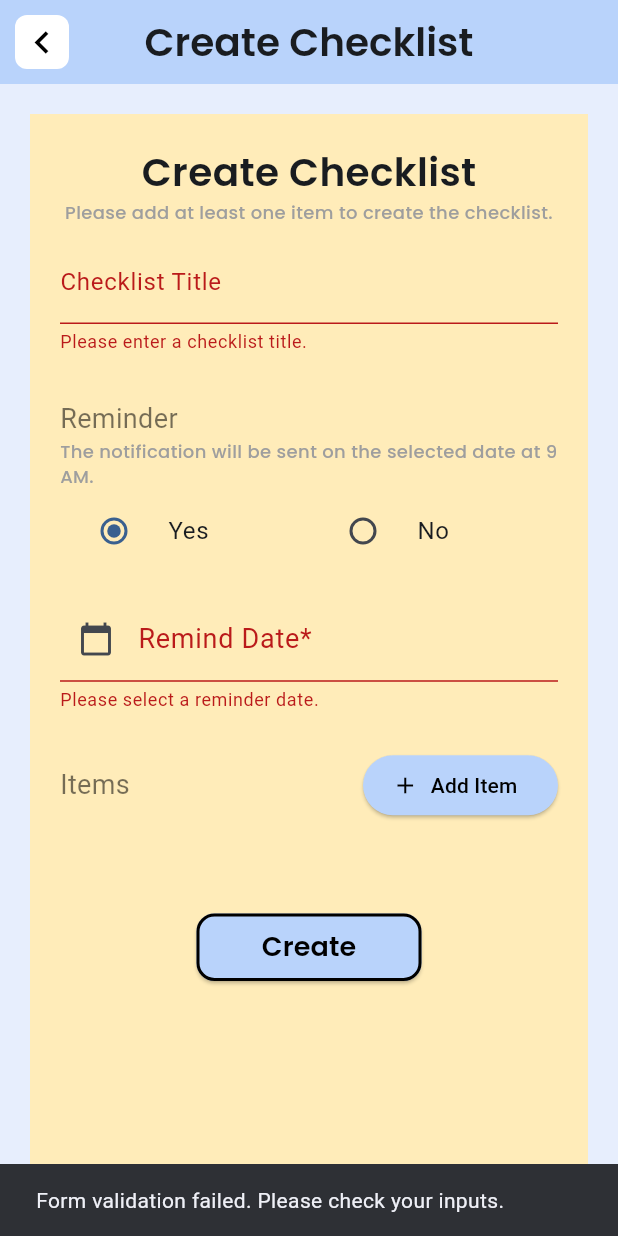
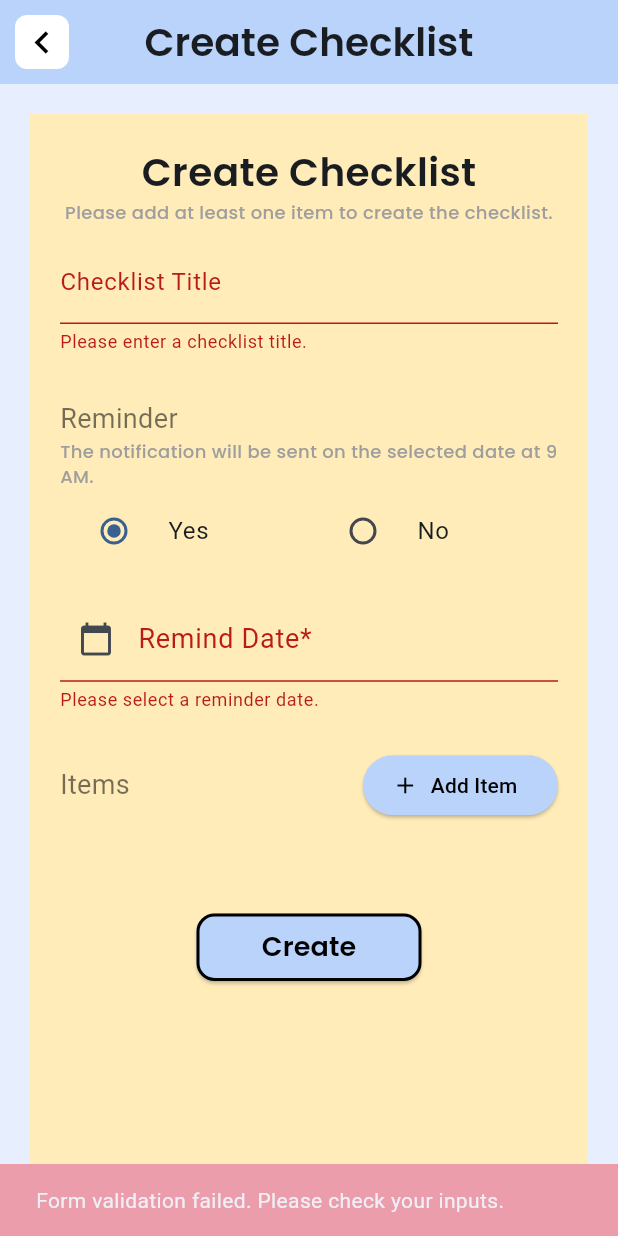
Before and after one commit to junnyi0301/caching, a Flutter app: the CreateChecklistPage screen opened directly, after a tap on the "delete" icon, after a tap on "Create", on a phone screen of 412 x 824 dp. Run offline on Flutter 3.47's test engine with Material 3 defaults, Android fonts, the phone set to English and light mode, and no system bars; our stand-ins replace cloud_firestore, firebase_auth, firebase_core, fl_chart, flutter_local_notifications, google_fonts and 4 more; accounts and stored records are empty.

Commit message:
updated scaffold color

```diff
--- a/lib/cashflow/views/add_transaction.dart
+++ b/lib/cashflow/views/add_transaction.dart
@@ -134,6 +134,7 @@ class _AddPageState extends State<AddPage> {
             ? 'Transaction recorded successfully'
             : 'Transaction updated successfully'
           ),
+          backgroundColor: Colors.green[600]
         ),
       );
     }
--- a/lib/cashflow/views/transaction_detail.dart
+++ b/lib/cashflow/views/transaction_detail.dart
@@ -139,8 +139,9 @@ class _TransactionDetailPageState extends State<TransactionDetailPage> {
                           await TransactionService.deleteTransaction(tx.id!);
                           if (context.mounted) {
                             ScaffoldMessenger.of(context).showSnackBar(
-                              const SnackBar(
+                              SnackBar(
                                 content: Text('Transaction deleted successfully'),
+                                backgroundColor: Colors.green[600]
                               ),
                             );
                             Navigator.of(context).pop();
--- a/lib/checklist/views/create_checklist_page.dart
+++ b/lib/checklist/views/create_checklist_page.dart
@@ -88,7 +88,8 @@ class _CreateChecklistPageState extends State<CreateChecklistPage> with WidgetsB
       });
     } else {
       ScaffoldMessenger.of(context).showSnackBar(
-        SnackBar(content: Text('Please fill in the last item before adding a new one.')),
+        SnackBar(content: Text('Please fill in the last item before adding a new one.'),
+        backgroundColor: design.secondaryButton),
       );
     }
   }
@@ -179,12 +180,15 @@ class _CreateChecklistPageState extends State<CreateChecklistPage> with WidgetsB
         if (granted) {
           // Permission granted
           ScaffoldMessenger.of(context).showSnackBar(
-            SnackBar(content: Text("Notification permission granted!")),
+            SnackBar(content: Text("Notification permission granted!"), backgroundColor: Colors.green[600]),
           );
         } else {
           // Still denied
           ScaffoldMessenger.of(context).showSnackBar(
-            SnackBar(content: Text("Notification permission still denied.")),
+            SnackBar(
+              content: Text("Notification permission still denied."),
+              backgroundColor: design.secondaryButton
+            ),
           );
         }
 
@@ -413,7 +417,8 @@ class _CreateChecklistPageState extends State<CreateChecklistPage> with WidgetsB
 
                                 if (!itemCtrl.any((ctrl) => ctrl.text.trim().isNotEmpty)) {
                                   ScaffoldMessenger.of(context).showSnackBar(
-                                    SnackBar(content: Text('Please add at least one item to create checklist.')),
+                                    SnackBar(content: Text('Please add at least one item to create checklist.'),
+                                    backgroundColor: design.secondaryButton),
                                   );
                                   return;
                                 }
@@ -428,6 +433,7 @@ class _CreateChecklistPageState extends State<CreateChecklistPage> with WidgetsB
                                     ScaffoldMessenger.of(context).showSnackBar(
                                       SnackBar(
                                         content: Text("Reminder already executed. Please change the reminder date or cancel the reminder."),
+                                        backgroundColor: design.secondaryButton
                                       ),
                                     );
                                     return;
@@ -453,7 +459,7 @@ class _CreateChecklistPageState extends State<CreateChecklistPage> with WidgetsB
                                   addChecklist();
 
                                   ScaffoldMessenger.of(context).showSnackBar(
-                                    SnackBar(content: Text('Checklist Created Successfully.')),
+                                    SnackBar(content: Text('Checklist Created Successfully.'), backgroundColor: Colors.green[600]),
                                   );
 
                                   Navigator.pop(context);
@@ -466,14 +472,14 @@ class _CreateChecklistPageState extends State<CreateChecklistPage> with WidgetsB
                                     await waitFunc(widget.checklistID);
 
                                     ScaffoldMessenger.of(context).showSnackBar(
-                                      SnackBar(content: Text('Checklist Updated Successfully.')),
+                                      SnackBar(content: Text('Checklist Updated Successfully.'), backgroundColor: Colors.green[600]),
                                     );
 
                                     Navigator.pop(context);
 
                                   }else{
                                     ScaffoldMessenger.of(context).showSnackBar(
-                                      SnackBar(content: Text('Please contain at least 1 item in checklist.')),
+                                      SnackBar(content: Text('Please contain at least 1 item in checklist.'), backgroundColor: design.secondaryButton),
                                     );
                                   }
 
@@ -496,7 +502,7 @@ class _CreateChecklistPageState extends State<CreateChecklistPage> with WidgetsB
                                 }
 
                                 ScaffoldMessenger.of(context).showSnackBar(
-                                  SnackBar(content: Text('Form validation failed. Please check your inputs.')),
+                                  SnackBar(content: Text('Form validation failed. Please check your inputs.'), backgroundColor: design.secondaryButton),
                                 );
                               }
                             },
--- a/lib/users/views/edit_profile_page.dart
+++ b/lib/users/views/edit_profile_page.dart
@@ -126,12 +126,12 @@ class _EditProfilePageState extends State<EditProfilePage> {
       await _profileService.updateUserProfile(data);
 
       ScaffoldMessenger.of(context).showSnackBar(
-          const SnackBar(content: Text('Profile updated successfully')));
+          SnackBar(content: Text('Profile updated successfully'), backgroundColor: Colors.green[600]));
       Navigator.pop(context);
 
     } catch (e) {
       ScaffoldMessenger.of(context).showSnackBar(
-          SnackBar(content: Text('Error: $e')));
+          SnackBar(content: Text('Error: $e'), backgroundColor: design.secondaryButton,));
     }
   }
 
```
Also changed, not shown: lib/checklist/views/checklist_block.dart (+7 -7 lines), lib/goal/views/create_goal_page.dart (+6 -5 lines), lib/goal/views/goal_block.dart (+7 -7 lines).
